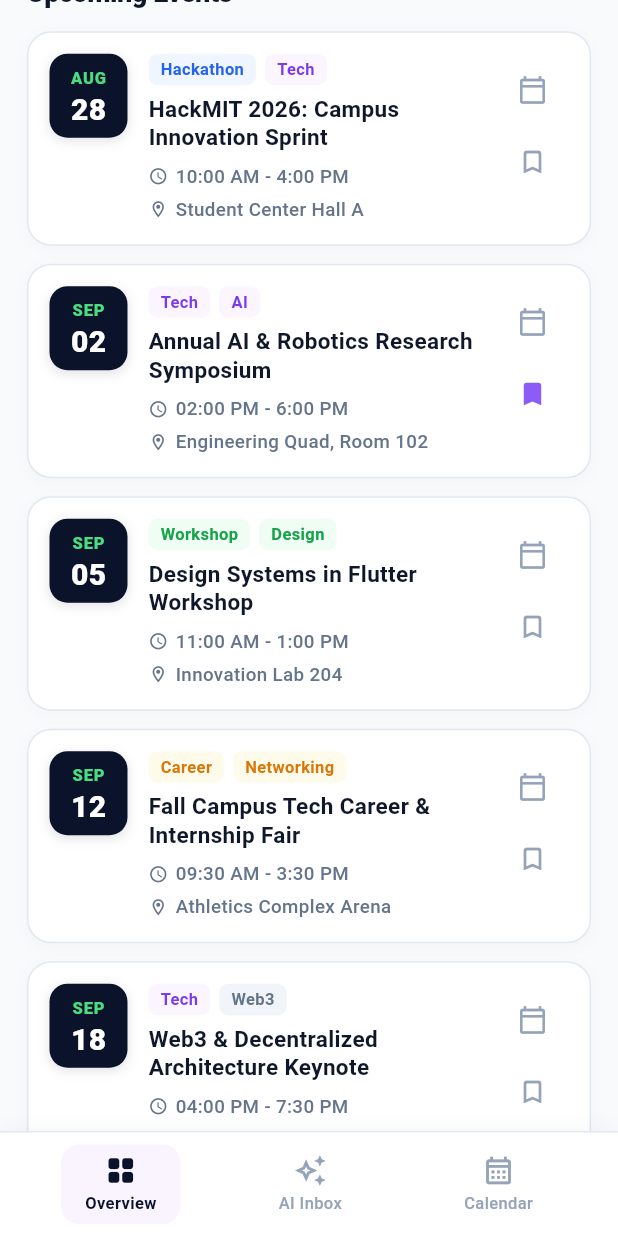
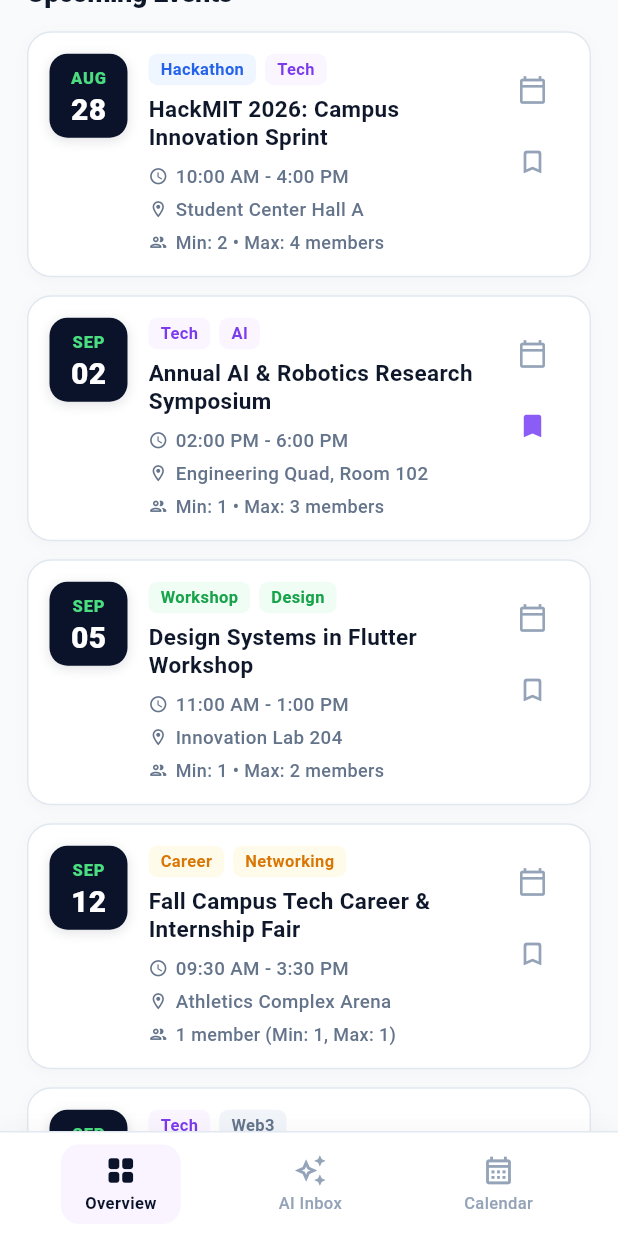
Before and after one commit to dtw-code/campos, a Flutter app: the screen it shows after launch, scrolled down 576 dp, on a phone screen of 412 x 824 dp. Run offline on Flutter 3.47's test engine with Material 3 defaults, Android fonts, the phone set to English and light mode, and no system bars; network calls fail.

Commit message:
feat: add event management models, service, UI screens, components, and tests

```diff
--- a/lib/models/event.dart
+++ b/lib/models/event.dart
@@ -11,6 +11,8 @@ class Event {
   final bool isSaved;
   final bool isCalendarMarked;
   final String organizer;
+  final int minMembers;
+  final int maxMembers;
 
   const Event({
     required this.id,
@@ -25,6 +27,8 @@ class Event {
     this.isSaved = false,
     this.isCalendarMarked = false,
     this.organizer = 'Campus Student Council',
+    this.minMembers = 1,
+    this.maxMembers = 4,
   });
 
   /// Compatibility getter for title
@@ -79,6 +83,14 @@ class Event {
     return '$m ${date.day}, ${date.year}';
   }
 
+  /// Formatted team / member range string (e.g. "Min: 2 • Max: 4 members")
+  String get membersRange {
+    if (minMembers == maxMembers) {
+      return '$minMembers ${minMembers == 1 ? "member" : "members"} (Min: $minMembers, Max: $maxMembers)';
+    }
+    return 'Min: $minMembers • Max: $maxMembers members';
+  }
+
   factory Event.fromJson(Map<String, dynamic> json) {
     // Parse date safely
     DateTime parsedDate;
@@ -107,6 +119,13 @@ class Event {
       parsedCategories = [json['category'] as String];
     }
 
+    final minM = json['min_members'] is int
+        ? json['min_members'] as int
+        : (json['minMembers'] is int ? json['minMembers'] as int : 1);
+    final maxM = json['max_members'] is int
+        ? json['max_members'] as int
+        : (json['maxMembers'] is int ? json['maxMembers'] as int : 4);
+
     return Event(
       id: json['id']?.toString() ?? '',
       eventName: json['event_name'] ?? json['eventName'] ?? json['title'] ?? '',
@@ -121,6 +140,8 @@ class Event {
       isCalendarMarked:
           json['is_calendar_marked'] ?? json['isCalendarMarked'] ?? false,
       organizer: json['organizer']?.toString() ?? 'Campus Pilot Committee',
+      minMembers: minM,
+      maxMembers: maxM,
     );
   }
 
@@ -138,6 +159,8 @@ class Event {
       'is_saved': isSaved,
       'is_calendar_marked': isCalendarMarked,
       'organizer': organizer,
+      'min_members': minMembers,
+      'max_members': maxMembers,
     };
   }
 
@@ -154,6 +177,8 @@ class Event {
     bool? isSaved,
     bool? isCalendarMarked,
     String? organizer,
+    int? minMembers,
+    int? maxMembers,
   }) {
     return Event(
       id: id ?? this.id,
@@ -168,6 +193,8 @@ class Event {
       isSaved: isSaved ?? this.isSaved,
       isCalendarMarked: isCalendarMarked ?? this.isCalendarMarked,
       organizer: organizer ?? this.organizer,
+      minMembers: minMembers ?? this.minMembers,
+      maxMembers: maxMembers ?? this.maxMembers,
     );
   }
 }
--- a/lib/service/event_service.dart
+++ b/lib/service/event_service.dart
@@ -23,6 +23,8 @@ class EventService {
       registrationUrl: 'https://hackmit.example.edu/register',
       isSaved: false,
       organizer: 'MIT Tech Club',
+      minMembers: 2,
+      maxMembers: 4,
     ),
     Event(
       id: 'evt-102',
@@ -37,6 +39,8 @@ class EventService {
       registrationUrl: 'https://robotics.example.edu/symposium',
       isSaved: true,
       organizer: 'Robotics Lab',
+      minMembers: 1,
+      maxMembers: 3,
     ),
     Event(
       id: 'evt-103',
@@ -51,6 +55,8 @@ class EventService {
       registrationUrl: 'https://gdg.example.edu/flutter-ds',
       isSaved: false,
       organizer: 'Google Developer Group On Campus',
+      minMembers: 1,
+      maxMembers: 2,
     ),
     Event(
       id: 'evt-104',
@@ -65,6 +71,8 @@ class EventService {
       registrationUrl: 'https://careers.example.edu/fall-fair',
       isSaved: false,
       organizer: 'Career Services Office',
+      minMembers: 1,
+      maxMembers: 1,
     ),
     Event(
       id: 'evt-105',
@@ -79,6 +87,8 @@ class EventService {
       registrationUrl: 'https://blockchain.example.edu/keynote',
       isSaved: false,
       organizer: 'Computer Science Department',
+      minMembers: 1,
+      maxMembers: 1,
     ),
   ];
 
--- a/lib/ui/components/event_card.dart
+++ b/lib/ui/components/event_card.dart
@@ -217,6 +217,31 @@ class EventCard extends StatelessWidget {
                           ),
                         ],
                       ),
+                      const SizedBox(height: 4),
+
+                      // Members Info Row
+                      Row(
+                        children: [
+                          const Icon(
+                            Icons.people_outline_rounded,
+                            size: 13,
+                            color: AppColors.textSecondary,
+                          ),
+                          const SizedBox(width: 5),
+                          Expanded(
+                            child: Text(
+                              event.membersRange,
+                              maxLines: 1,
+                              overflow: TextOverflow.ellipsis,
+                              style: const TextStyle(
+                                fontSize: 12,
+                                fontWeight: FontWeight.w500,
+                                color: AppColors.textSecondary,
+                              ),
+                            ),
+                          ),
+                        ],
+                      ),
                     ],
                   ),
                 ),
--- a/lib/ui/screens/announcement_inbox_screen.dart
+++ b/lib/ui/screens/announcement_inbox_screen.dart
@@ -199,6 +199,8 @@ class _AnnouncementInboxScreenState extends State<AnnouncementInboxScreen> {
       registrationDeadline: _registrationDeadline,
       isCalendarMarked: true,
       organizer: 'Campus Student Council',
+      minMembers: _selectedCategory.toLowerCase() == 'hackathon' ? 2 : 1,
+      maxMembers: _selectedCategory.toLowerCase() == 'hackathon' ? 4 : 2,
     );
 
     context.read<EventProvider>().addEvent(newEvent);
--- a/lib/ui/screens/event_details_screen.dart
+++ b/lib/ui/screens/event_details_screen.dart
@@ -210,6 +210,13 @@ class EventDetailsScreen extends StatelessWidget {
                             iconColor: AppColors.tealIndicator,
                             title: 'Organized By',
                             subtitle: currentEvent.organizer,
+                          ),
+                          const Divider(height: 20),
+                          _buildDetailRow(
+                            icon: Icons.people_alt_rounded,
+                            iconColor: AppColors.purpleAccent,
+                            title: 'Team Size / Members',
+                            subtitle: currentEvent.membersRange,
                           ),
                           if (currentEvent.registrationDeadline != null) ...[
                             const Divider(height: 20),
```
Also changed, not shown: 1 other file.
